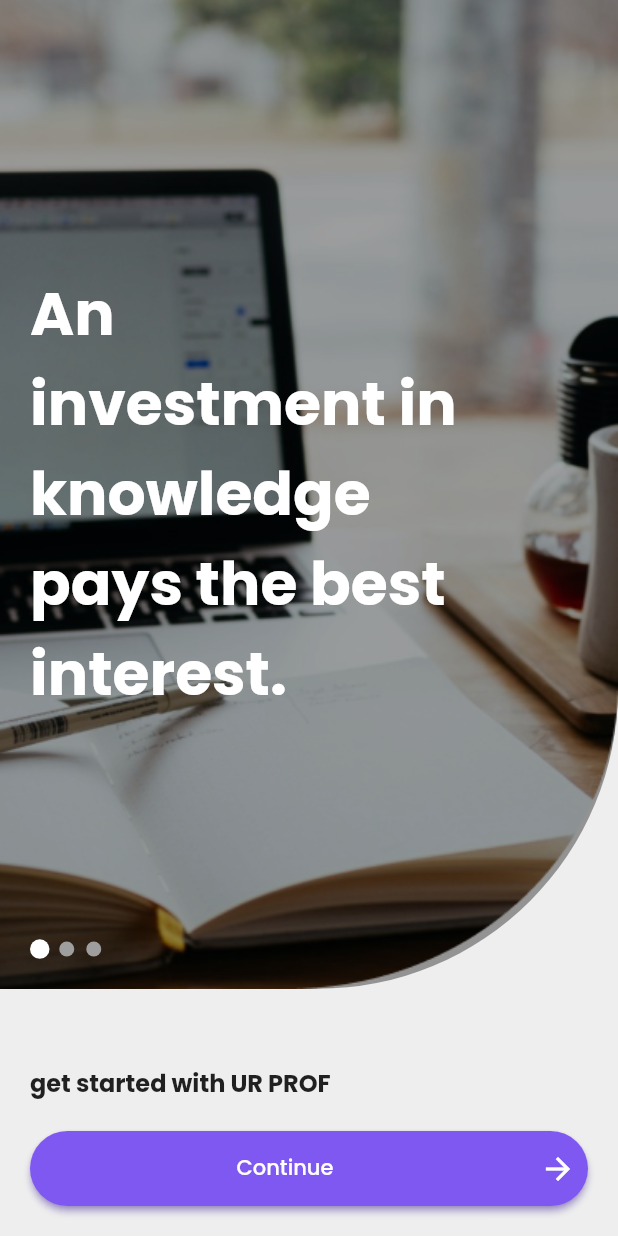
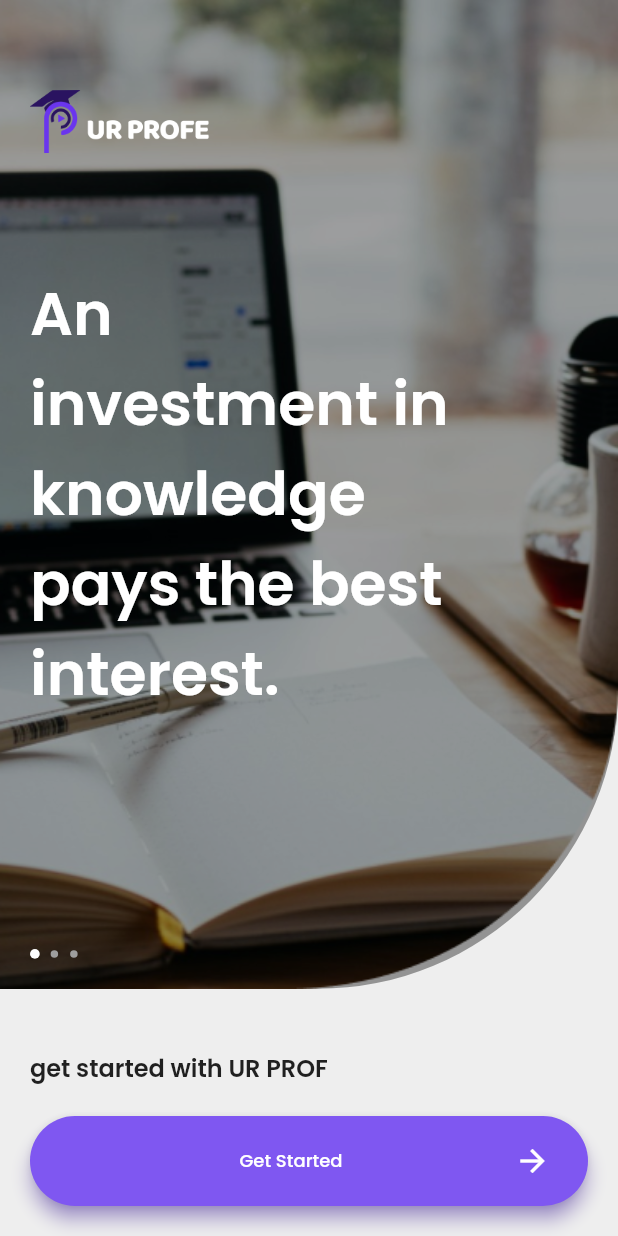
Before and after one commit to Root-IEEE/Flutter, a Flutter app: the screen it shows after launch, on a phone screen of 412 x 824 dp. Run offline on Flutter 3.47's test engine with Material 2 defaults, Android fonts, the phone set to English and light mode, and no system bars; drawn by our look-alikes of smooth_page_indicator; our stand-ins replace bloc, conditional_builder_null_safety, dio, flutter_bloc, flutter_otp_text_field, flutter_svg and 4 more; missing offline and left inert: vimeo_video_player_custom; accounts and stored records are empty.

Commit message:
Edit Onboarding Screen and Add App Logo

```diff
--- a/lib/modules/onboarding/onboarding_screen.dart
+++ b/lib/modules/onboarding/onboarding_screen.dart
@@ -14,7 +14,7 @@ class BoardingModel {
 }
 
 class OnBoardingScreen extends StatefulWidget {
-  OnBoardingScreen({Key? key}) : super(key: key);
+  const OnBoardingScreen({Key? key}) : super(key: key);
 
   @override
   State<OnBoardingScreen> createState() => _OnBoardingScreenState();
@@ -78,10 +78,9 @@ class _OnBoardingScreenState extends State<OnBoardingScreen> {
             padding: const EdgeInsets.only(left: 20.0, bottom: 20),
             child: Text(
               'get started with UR PROF',
-              style: Theme.of(context)
-                  .textTheme
-                  .bodyLarge!
-                  .copyWith(fontSize: 16.0, fontWeight: FontWeight.bold),
+              style: Theme.of(context).textTheme.titleMedium!.copyWith(
+                    fontWeight: FontWeight.w600,
+                  ),
             ),
           ),
           Padding(
@@ -89,10 +88,11 @@ class _OnBoardingScreenState extends State<OnBoardingScreen> {
                 const EdgeInsets.only(right: 20.0, left: 20.0, bottom: 20.0),
             child: SizedBox(
               width: double.infinity,
-                height: 50.0,
+              height: 60.0,
               child: ElevatedButton(
                 style: ElevatedButton.styleFrom(
                   padding: EdgeInsets.zero,
+                  elevation: 5,
                   backgroundColor: AppColors.mainColor,
                   shape: RoundedRectangleBorder(
                     borderRadius: BorderRadius.circular(40.0),
@@ -105,22 +105,30 @@ class _OnBoardingScreenState extends State<OnBoardingScreen> {
                   }
                   boardController.nextPage(
                     duration: const Duration(milliseconds: 750),
-                        curve: Curves.fastLinearToSlowEaseIn);
+                    curve: Curves.fastLinearToSlowEaseIn,
+                  );
                 },
-                  child: const Row(
+                child: Row(
                   children: [
-                      Expanded(
-                        child: Center(
+                    const Spacer(),
+                    Padding(
+                      padding: const EdgeInsets.only(left: 25.0),
+                      child: Align(
+                        alignment: Alignment.center,
                         child: Text(
-                            'Continue',
-                            style: TextStyle(
+                          isLast ? 'Continue' : 'Get Started',
+                          style: Theme.of(context)
+                              .textTheme
+                              .labelMedium!
+                              .copyWith(
                                   color: Colors.white,
+                                  fontWeight: FontWeight.w500),
                         ),
                       ),
                     ),
-                      ),
-                      Padding(
-                        padding: EdgeInsets.only(right: 8.0),
+                    const Spacer(),
+                    const Padding(
+                      padding: EdgeInsets.only(right: 25.0),
                       child: Icon(
                         Icons.arrow_forward,
                         color: Colors.white,
@@ -129,7 +137,8 @@ class _OnBoardingScreenState extends State<OnBoardingScreen> {
                   ],
                 ),
               ),
-              )),
+            ),
+          ),
         ],
       ),
     );
@@ -157,10 +166,10 @@ class _OnBoardingScreenState extends State<OnBoardingScreen> {
               padding: const EdgeInsets.all(20.0),
               child: Text(
                 model.title,
-                style: Theme.of(context).textTheme.bodyLarge!.copyWith(
-                    fontSize: 40.0,
-                    color: Colors.white,
-                    fontWeight: FontWeight.bold),
+                style: Theme.of(context)
+                    .textTheme
+                    .headlineLarge!
+                    .copyWith(color: Colors.white, fontWeight: FontWeight.w600),
               ),
             ),
             Positioned(
@@ -172,9 +181,15 @@ class _OnBoardingScreenState extends State<OnBoardingScreen> {
                   effect: const ScrollingDotsEffect(
                       dotColor: Colors.grey,
                       activeDotColor: Colors.white,
-                      dotWidth: 10,
-                      dotHeight: 10),
+                      activeDotScale: 2,
+                      activeStrokeWidth: 2,
+                      dotWidth: 5,
+                      dotHeight: 5),
                 )),
+            Positioned(
+                left: 20.0, // Adjust the left position as needed
+                top: 60.0,
+                child: Image.asset('assets/images/logo white.png',width: 120)),
           ]),
         ],
       );
```
Also changed, not shown: assets/images/logo white.png (added). Lines whose indentation alone changed are shown as unchanged.
